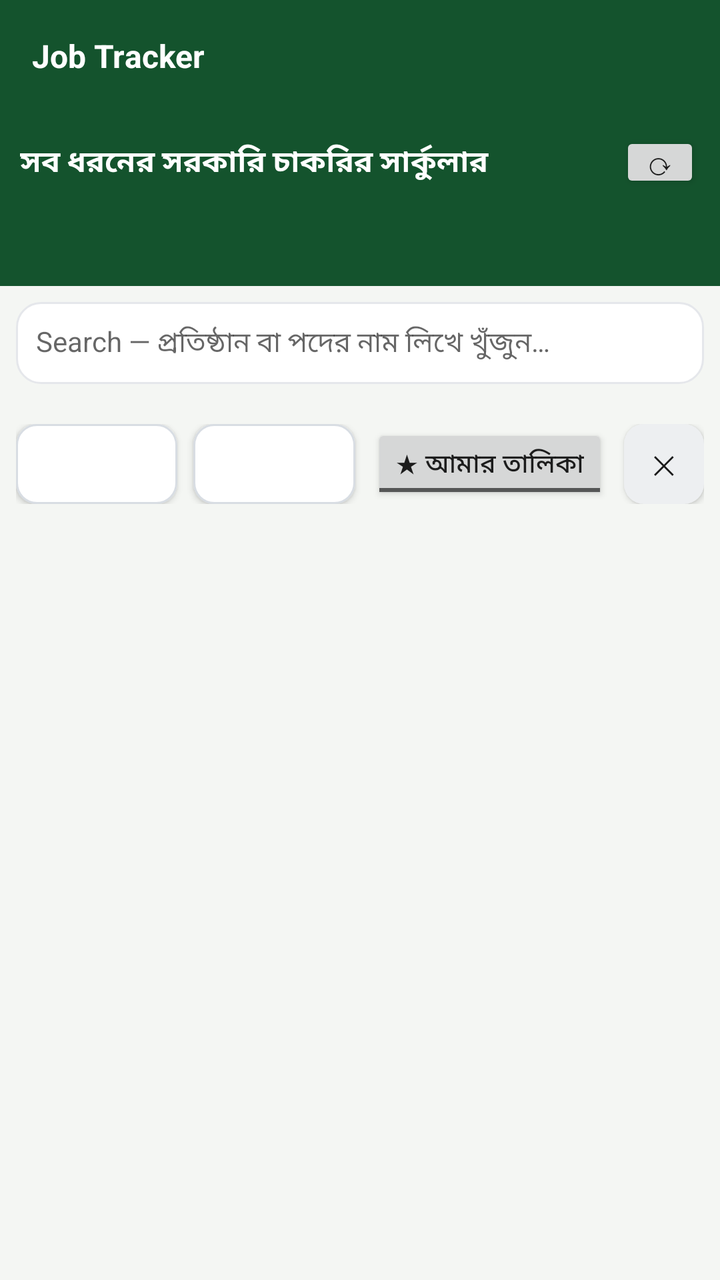
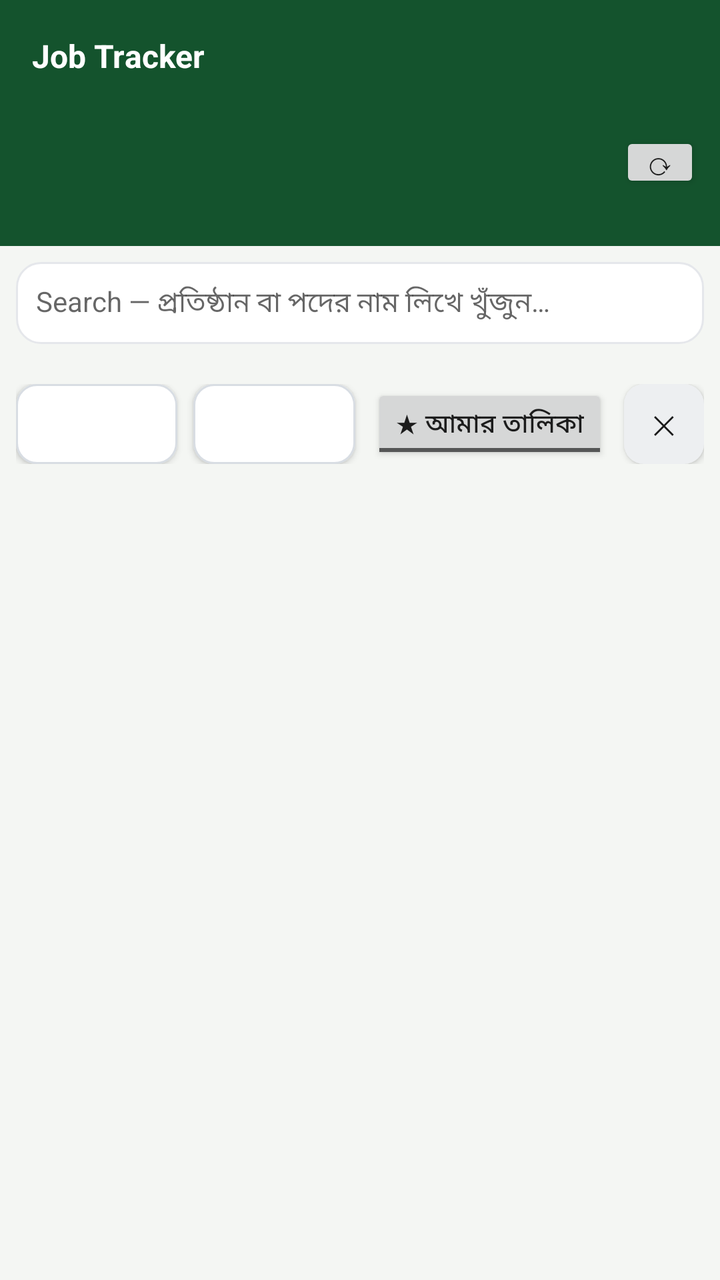

Compare the two renders of this Android layout. The source of the first and the diff that turns it into the second are given below.
<!-- AndroidManifest.xml: application theme AppTheme -->
<!-- res/layout/activity_main.xml -->
<?xml version="1.0" encoding="utf-8"?>
<LinearLayout xmlns:android="http://schemas.android.com/apk/res/android"
    android:layout_width="match_parent"
    android:layout_height="match_parent"
    android:orientation="vertical"
    android:background="@color/bg"
    android:fitsSystemWindows="true">

    <android.widget.Toolbar
        android:id="@+id/toolbar"
        android:layout_width="match_parent"
        android:layout_height="?android:attr/actionBarSize"
        android:background="@color/green_dark"
        android:titleTextColor="#ffffff"
        android:titleTextAppearance="@style/ToolbarTitle"
        android:title="@string/app_name" />

    <LinearLayout
        android:id="@+id/updateBanner"
        android:layout_width="match_parent"
        android:layout_height="wrap_content"
        android:orientation="horizontal"
        android:background="@color/warn_bg"
        android:padding="10dp"
        android:visibility="gone">
        <TextView
            android:id="@+id/updateText"
            android:layout_width="0dp"
            android:layout_height="wrap_content"
            android:layout_weight="1"
            android:textColor="@color/warn_text"
            android:textSize="14sp" />
        <Button
            android:id="@+id/updateBtn"
            android:layout_width="wrap_content"
            android:layout_height="wrap_content"
            android:text="আপডেট করুন (Update)"
            android:textSize="13sp" />
        <Button
            android:id="@+id/updateDismiss"
            android:layout_width="wrap_content"
            android:layout_height="wrap_content"
            android:text="✕"
            android:textSize="13sp" />
    </LinearLayout>

    
    <LinearLayout
        android:layout_width="match_parent"
        android:layout_height="wrap_content"
        android:orientation="vertical"
        android:background="@color/green_dark"
        android:padding="10dp">
        <LinearLayout
            android:layout_width="match_parent"
            android:layout_height="wrap_content"
            android:orientation="horizontal"
            android:gravity="center_vertical">
            <TextView
                android:layout_width="0dp"
                android:layout_height="wrap_content"
                android:layout_weight="1"
                android:text="@string/home_title"
                android:textColor="#ffffff"
                android:textSize="15sp"
                android:textStyle="bold"
                android:maxLines="2"
                android:ellipsize="end"
                android:lineSpacingMultiplier="1.1" />
            <Button
                android:id="@+id/refreshBtn"
                android:layout_width="wrap_content"
                android:layout_height="wrap_content"
                android:minWidth="0dp"
                android:minHeight="0dp"
                android:text="⟳"
                android:textSize="16sp"
                android:contentDescription="এখনই নতুন সার্কুলার খুঁজুন (Refresh)"
                android:paddingLeft="12dp"
                android:paddingRight="12dp"
                android:paddingTop="4dp"
                android:paddingBottom="4dp"
                android:layout_marginLeft="8dp" />
        </LinearLayout>
        <TextView
            android:id="@+id/heroStats"
            android:layout_width="wrap_content"
            android:layout_height="wrap_content"
            android:textColor="#d1fae5"
            android:textSize="12sp"
            android:layout_marginTop="2dp" />
        <TextView
            android:id="@+id/heroCountdown"
            android:layout_width="wrap_content"
            android:layout_height="wrap_content"
            android:textColor="#fef9c3"
            android:textSize="12sp"
            android:textStyle="bold"
            android:maxLines="1"
            android:ellipsize="end"
            android:layout_marginTop="2dp" />
    </LinearLayout>

    <EditText
        android:id="@+id/searchBox"
        android:layout_width="match_parent"
        android:layout_height="wrap_content"
        android:hint="@string/search_hint"
        android:inputType="text"
        android:textSize="14sp"
        android:layout_margin="8dp"
        android:background="@drawable/card_bg"
        android:padding="10dp" />

    <HorizontalScrollView
        android:layout_width="match_parent"
        android:layout_height="wrap_content"
        android:scrollbars="none">
        <LinearLayout
            android:id="@+id/typeChips"
            android:layout_width="wrap_content"
            android:layout_height="wrap_content"
            android:orientation="horizontal"
            android:paddingLeft="8dp"
            android:paddingRight="8dp" />
    </HorizontalScrollView>

    <HorizontalScrollView
        android:layout_width="match_parent"
        android:layout_height="wrap_content"
        android:scrollbars="none"
        android:layout_marginTop="4dp">
        <LinearLayout
            android:id="@+id/qualChips"
            android:layout_width="wrap_content"
            android:layout_height="wrap_content"
            android:orientation="horizontal"
            android:paddingLeft="8dp"
            android:paddingRight="8dp" />
    </HorizontalScrollView>

    
    <LinearLayout
        android:layout_width="match_parent"
        android:layout_height="wrap_content"
        android:orientation="horizontal"
        android:gravity="center_vertical"
        android:padding="8dp">
        <Button
            android:id="@+id/sortBtn"
            android:layout_width="0dp"
            android:layout_height="40dp"
            android:layout_weight="1"
            android:minHeight="0dp"
            android:minWidth="0dp"
            android:background="@drawable/dropdown_bg"
            android:textColor="@color/text_dark"
            android:textSize="13sp"
            android:gravity="center" />
        <Button
            android:id="@+id/gradeBtn"
            android:layout_width="0dp"
            android:layout_height="40dp"
            android:layout_weight="1"
            android:minHeight="0dp"
            android:minWidth="0dp"
            android:background="@drawable/dropdown_bg"
            android:textColor="@color/text_dark"
            android:textSize="13sp"
            android:gravity="center"
            android:layout_marginLeft="8dp" />
        <ToggleButton
            android:id="@+id/shortlistOnly"
            android:layout_width="wrap_content"
            android:layout_height="40dp"
            android:minHeight="0dp"
            android:minWidth="0dp"
            android:textOn="★ আমার তালিকা"
            android:textOff="★ আমার তালিকা"
            android:text="★ আমার তালিকা"
            android:textSize="13sp"
            android:layout_marginLeft="8dp" />
        <Button
            android:id="@+id/clearFilters"
            android:layout_width="40dp"
            android:layout_height="40dp"
            android:minHeight="0dp"
            android:minWidth="0dp"
            android:background="@drawable/btn_ghost"
            android:textColor="@color/text_dark"
            android:text="✕"
            android:textSize="13sp"
            android:layout_marginLeft="8dp" />
    </LinearLayout>

    <ListView
        android:id="@+id/list"
        android:layout_width="match_parent"
        android:layout_height="0dp"
        android:layout_weight="1"
        android:divider="@android:color/transparent"
        android:dividerHeight="8dp"
        android:paddingLeft="8dp"
        android:paddingRight="8dp"
        android:paddingBottom="16dp"
        android:clipToPadding="false" />

    <ProgressBar
        android:id="@+id/loading"
        android:layout_width="wrap_content"
        android:layout_height="wrap_content"
        android:layout_gravity="center"
        android:visibility="gone" />

    <TextView
        android:id="@+id/emptyView"
        android:layout_width="match_parent"
        android:layout_height="wrap_content"
        android:gravity="center"
        android:padding="24dp"
        android:text="কোনো সার্কুলার পাওয়া যায়নি।"
        android:textSize="14sp"
        android:visibility="gone" />
</LinearLayout>
<!-- resources referenced by this layout -->
<resources>
  <color name="bg">#f4f6f3</color>
  <color name="green_dark">#14532d</color>
  <color name="text_dark">#1a1a1a</color>
  <color name="warn_bg">#fff7cc</color>
  <color name="warn_text">#7c2d12</color>
  <!-- drawable btn_ghost (drawable) -->
  <?xml version="1.0" encoding="utf-8"?>
  <shape xmlns:android="http://schemas.android.com/apk/res/android"
      android:shape="rectangle">
      <solid android:color="#EDEFF1" />
      <corners android:radius="10dp" />
  </shape>
  <!-- drawable card_bg (drawable) -->
  <?xml version="1.0" encoding="utf-8"?>
  <shape xmlns:android="http://schemas.android.com/apk/res/android"
      android:shape="rectangle">
      <solid android:color="#ffffff" />
      <stroke android:width="1dp" android:color="#E5E7EB" />
      <corners android:radius="12dp" />
  </shape>
  <!-- drawable dropdown_bg (drawable) -->
  <?xml version="1.0" encoding="utf-8"?>
  <shape xmlns:android="http://schemas.android.com/apk/res/android"
      android:shape="rectangle">
      <solid android:color="#ffffff" />
      <stroke android:width="1dp" android:color="#D8DDE3" />
      <corners android:radius="10dp" />
  </shape>
  <string name="app_name">Job Tracker</string>
  <string name="home_title">সব ধরনের সরকারি চাকরির সার্কুলার</string>
  <string name="search_hint">Search — প্রতিষ্ঠান বা পদের নাম লিখে খুঁজুন…</string>
  <style name="ToolbarTitle">
          <item name="android:textSize">16sp</item>
          <item name="android:textStyle">bold</item>
      </style>
  <style name="AppTheme" parent="android:Theme.Material.Light.NoActionBar">
          <item name="android:colorPrimary">@color/green_dark</item>
          <item name="android:colorPrimaryDark">@color/green_dark</item>
          <item name="android:colorAccent">@color/green</item>
          <item name="android:windowBackground">@color/bg</item>
      </style>
  <color name="green">#16a34a</color>
</resources>

<!-- the commit's change to res/layout/activity_main.xml (unified diff, before → after) -->
@@ -57,16 +57,12 @@
             android:orientation="horizontal"
             android:gravity="center_vertical">
             <TextView
+                android:id="@+id/heroStats"
                 android:layout_width="0dp"
                 android:layout_height="wrap_content"
                 android:layout_weight="1"
-                android:text="@string/home_title"
-                android:textColor="#ffffff"
-                android:textSize="15sp"
-                android:textStyle="bold"
-                android:maxLines="2"
-                android:ellipsize="end"
-                android:lineSpacingMultiplier="1.1" />
+                android:textColor="#d1fae5"
+                android:textSize="12sp" />
             <Button
                 android:id="@+id/refreshBtn"
                 android:layout_width="wrap_content"
@@ -83,21 +79,15 @@
                 android:layout_marginLeft="8dp" />
         </LinearLayout>
         <TextView
-            android:id="@+id/heroStats"
-            android:layout_width="wrap_content"
-            android:layout_height="wrap_content"
-            android:textColor="#d1fae5"
-            android:textSize="12sp"
-            android:layout_marginTop="2dp" />
-        <TextView
             android:id="@+id/heroCountdown"
-            android:layout_width="wrap_content"
+            android:layout_width="match_parent"
             android:layout_height="wrap_content"
             android:textColor="#fef9c3"
-            android:textSize="12sp"
+            android:textSize="11sp"
             android:textStyle="bold"
-            android:maxLines="1"
+            android:maxLines="2"
             android:ellipsize="end"
+            android:lineSpacingMultiplier="1.1"
             android:layout_marginTop="2dp" />
     </LinearLayout>
 
<!-- resource entries referenced after the edit -->
@@ -29,7 +29,6 @@
       <corners android:radius="10dp" />
   </shape>
   <string name="app_name">Job Tracker</string>
-  <string name="home_title">সব ধরনের সরকারি চাকরির সার্কুলার</string>
   <string name="search_hint">Search — প্রতিষ্ঠান বা পদের নাম লিখে খুঁজুন…</string>
   <style name="ToolbarTitle">
           <item name="android:textSize">16sp</item>
